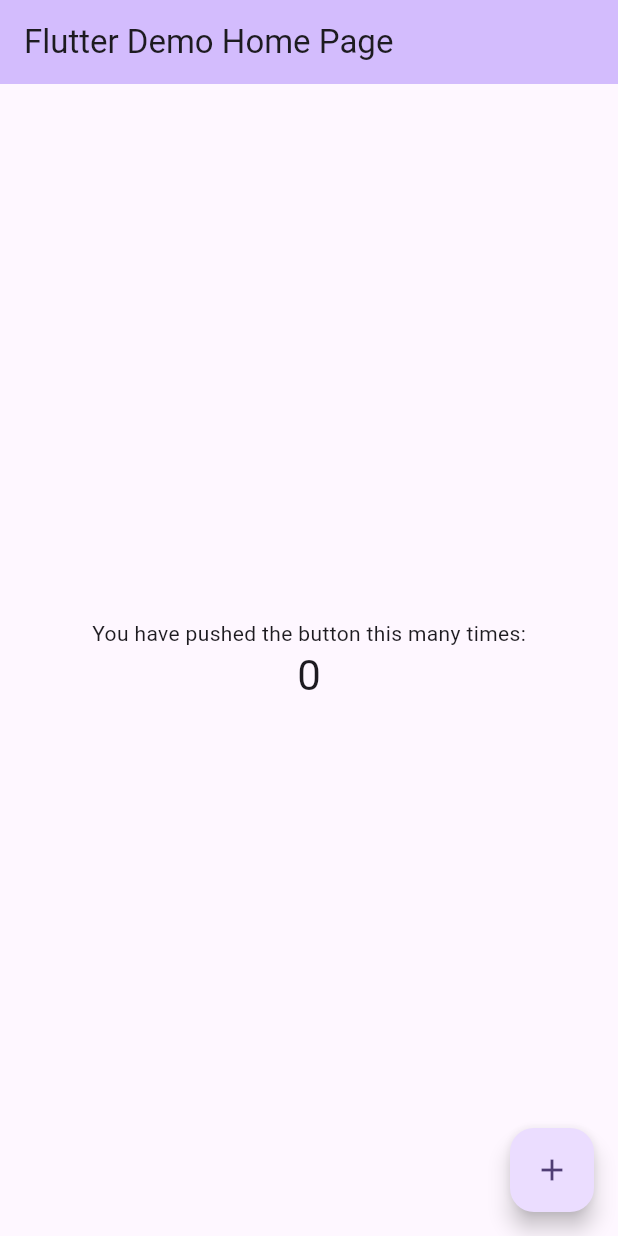
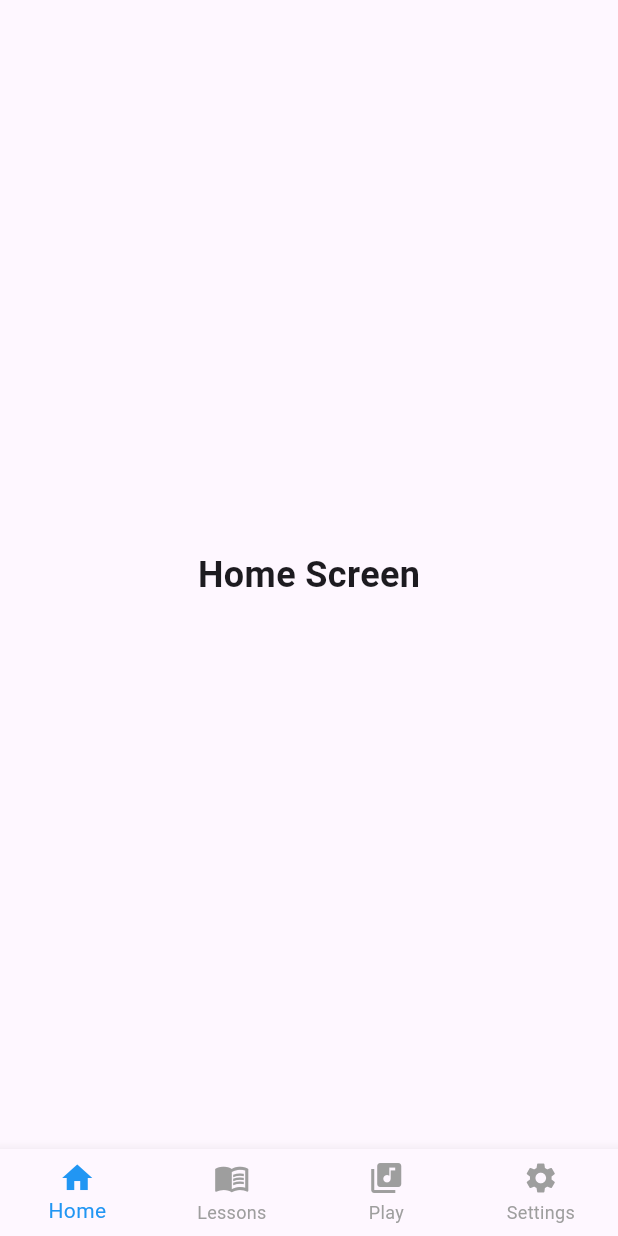
Before and after one commit to K14-coder/cisum.4, a Flutter app: the screen it shows after launch, on a phone screen of 412 x 824 dp. Run offline on Flutter 3.47's test engine with Material 3 defaults, Android fonts, the light colour scheme and no system bars.

Commit message:
Update main.dart
Inserted a bottom navigation including  placeholder screens for home, lessons, play and settings

```diff
--- a/lib/main.dart
+++ b/lib/main.dart
@@ -1,125 +1,90 @@
 import 'package:flutter/material.dart';
 
 void main() {
-  runApp(const MyApp());
+  runApp(CisumApp());
 }
 
-class MyApp extends StatelessWidget {
-  const MyApp({super.key});
-
-  // This widget is the root of your application.
+class CisumApp extends StatelessWidget {
   @override
   Widget build(BuildContext context) {
     return MaterialApp(
-      title: 'Flutter Demo',
+      debugShowCheckedModeBanner: false,
+      title: 'Cisum',
       theme: ThemeData(
-        // This is the theme of your application.
-        //
-        // TRY THIS: Try running your application with "flutter run". You'll see
-        // the application has a purple toolbar. Then, without quitting the app,
-        // try changing the seedColor in the colorScheme below to Colors.green
-        // and then invoke "hot reload" (save your changes or press the "hot
-        // reload" button in a Flutter-supported IDE, or press "r" if you used
-        // the command line to start the app).
-        //
-        // Notice that the counter didn't reset back to zero; the application
-        // state is not lost during the reload. To reset the state, use hot
-        // restart instead.
-        //
-        // This works for code too, not just values: Most code changes can be
-        // tested with just a hot reload.
-        colorScheme: ColorScheme.fromSeed(seedColor: Colors.deepPurple),
-        useMaterial3: true,
+        primarySwatch: Colors.blue,
       ),
-      home: const MyHomePage(title: 'Flutter Demo Home Page'),
+      home: BottomNavigationScreen(),
     );
   }
 }
 
-class MyHomePage extends StatefulWidget {
-  const MyHomePage({super.key, required this.title});
-
-  // This widget is the home page of your application. It is stateful, meaning
-  // that it has a State object (defined below) that contains fields that affect
-  // how it looks.
-
-  // This class is the configuration for the state. It holds the values (in this
-  // case the title) provided by the parent (in this case the App widget) and
-  // used by the build method of the State. Fields in a Widget subclass are
-  // always marked "final".
-
-  final String title;
-
+class BottomNavigationScreen extends StatefulWidget {
   @override
-  State<MyHomePage> createState() => _MyHomePageState();
+  _BottomNavigationScreenState createState() => _BottomNavigationScreenState();
 }
 
-class _MyHomePageState extends State<MyHomePage> {
-  int _counter = 0;
+class _BottomNavigationScreenState extends State<BottomNavigationScreen> {
+  int _currentIndex = 0;
 
-  void _incrementCounter() {
+  final List<Widget> _screens = [
+    PlaceholderScreen(title: "Home Screen"),
+    PlaceholderScreen(title: "Lessons Screen"),
+    PlaceholderScreen(title: "Play Screen"),
+    PlaceholderScreen(title: "Settings Screen"),
+  ];
+
+  void _onTabTapped(int index) {
     setState(() {
-      // This call to setState tells the Flutter framework that something has
-      // changed in this State, which causes it to rerun the build method below
-      // so that the display can reflect the updated values. If we changed
-      // _counter without calling setState(), then the build method would not be
-      // called again, and so nothing would appear to happen.
-      _counter++;
+      _currentIndex = index;
     });
   }
 
   @override
   Widget build(BuildContext context) {
-    // This method is rerun every time setState is called, for instance as done
-    // by the _incrementCounter method above.
-    //
-    // The Flutter framework has been optimized to make rerunning build methods
-    // fast, so that you can just rebuild anything that needs updating rather
-    // than having to individually change instances of widgets.
     return Scaffold(
-      appBar: AppBar(
-        // TRY THIS: Try changing the color here to a specific color (to
-        // Colors.amber, perhaps?) and trigger a hot reload to see the AppBar
-        // change color while the other colors stay the same.
-        backgroundColor: Theme.of(context).colorScheme.inversePrimary,
-        // Here we take the value from the MyHomePage object that was created by
-        // the App.build method, and use it to set our appbar title.
-        title: Text(widget.title),
+      body: _screens[_currentIndex],
+      bottomNavigationBar: BottomNavigationBar(
+        currentIndex: _currentIndex,
+        onTap: _onTabTapped,
+        items: const [
+          BottomNavigationBarItem(
+            icon: Icon(Icons.home),
+            label: 'Home',
+          ),
+          BottomNavigationBarItem(
+            icon: Icon(Icons.menu_book),
+            label: 'Lessons',
+          ),
+          BottomNavigationBarItem(
+            icon: Icon(Icons.library_music),
+            label: 'Play',
+          ),
+          BottomNavigationBarItem(
+            icon: Icon(Icons.settings),
+            label: 'Settings',
+          ),
+        ],
+        type: BottomNavigationBarType.fixed,
+        selectedItemColor: Colors.blue,
+        unselectedItemColor: Colors.grey,
+        showUnselectedLabels: true,
       ),
-      body: Center(
-        // Center is a layout widget. It takes a single child and positions it
-        // in the middle of the parent.
-        child: Column(
-          // Column is also a layout widget. It takes a list of children and
-          // arranges them vertically. By default, it sizes itself to fit its
-          // children horizontally, and tries to be as tall as its parent.
-          //
-          // Column has various properties to control how it sizes itself and
-          // how it positions its children. Here we use mainAxisAlignment to
-          // center the children vertically; the main axis here is the vertical
-          // axis because Columns are vertical (the cross axis would be
-          // horizontal).
-          //
-          // TRY THIS: Invoke "debug painting" (choose the "Toggle Debug Paint"
-          // action in the IDE, or press "p" in the console), to see the
-          // wireframe for each widget.
-          mainAxisAlignment: MainAxisAlignment.center,
-          children: <Widget>[
-            const Text(
-              'You have pushed the button this many times:',
-            ),
-            Text(
-              '$_counter',
-              style: Theme.of(context).textTheme.headlineMedium,
-            ),
-          ],
-        ),
-      ),
-      floatingActionButton: FloatingActionButton(
-        onPressed: _incrementCounter,
-        tooltip: 'Increment',
-        child: const Icon(Icons.add),
-      ), // This trailing comma makes auto-formatting nicer for build methods.
     );
   }
 }
+
+class PlaceholderScreen extends StatelessWidget {
+  final String title;
+
+  const PlaceholderScreen({Key? key, required this.title}) : super(key: key);
+
+  @override
+  Widget build(BuildContext context) {
+    return Center(
+      child: Text(
+        title,
+        style: TextStyle(fontSize: 24, fontWeight: FontWeight.bold),
+      ),
+    );
+  }
+}
```
